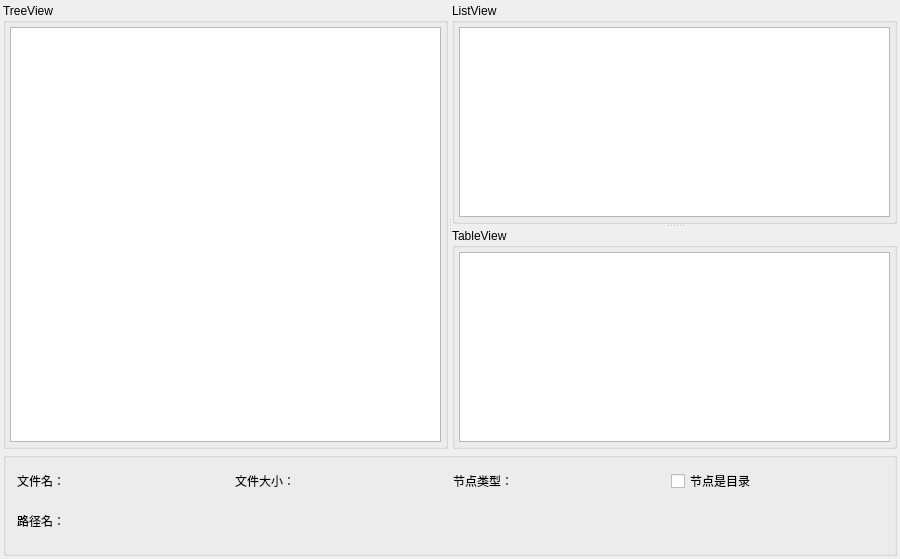
First picture: the form in chap05ModelView/samp5_1FileSys/mainwindow.ui, repository haojoy/QT5.9-SampleSourceCode, before the edit.
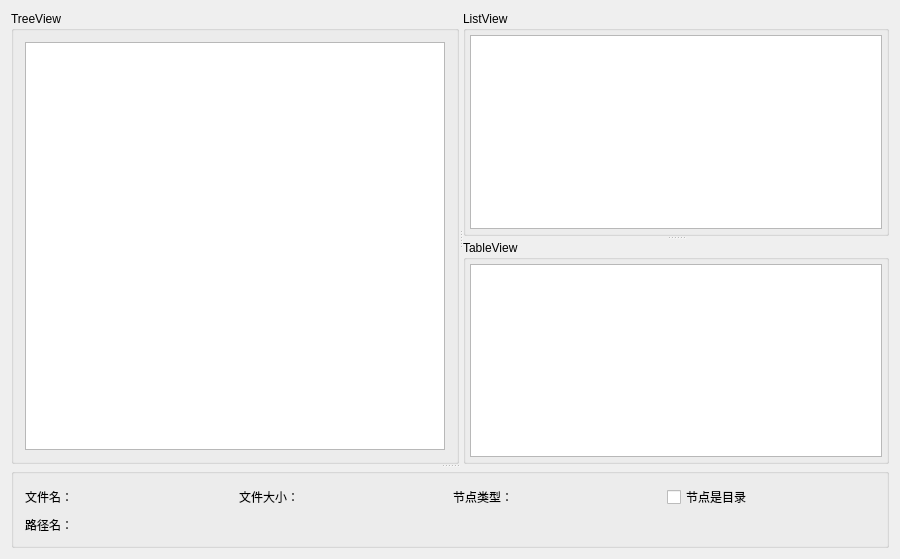
Second picture: the form after the edit.

Commit message: setSectionResizeMode & add splitter

Patch:
```diff
--- a/chap05ModelView/samp5_1FileSys/mainwindow.ui
+++ b/chap05ModelView/samp5_1FileSys/mainwindow.ui
@@ -14,24 +14,16 @@
    <string>文件系统Model/View</string>
   </property>
   <widget class="QWidget" name="centralWidget">
-   <layout class="QVBoxLayout" name="verticalLayout_5">
-    <property name="spacing">
-     <number>3</number>
-    </property>
-    <property name="leftMargin">
-     <number>3</number>
-    </property>
-    <property name="topMargin">
-     <number>3</number>
-    </property>
-    <property name="rightMargin">
-     <number>3</number>
-    </property>
-    <property name="bottomMargin">
-     <number>3</number>
-    </property>
-    <item>
-     <widget class="QSplitter" name="splitterMain">
+   <layout class="QGridLayout" name="gridLayout_3">
+    <item row="0" column="0">
+     <widget class="QSplitter" name="splitter_3">
+      <property name="orientation">
+       <enum>Qt::Vertical</enum>
+      </property>
+      <property name="childrenCollapsible">
+       <bool>true</bool>
+      </property>
+      <widget class="QSplitter" name="splitter_2">
       <property name="orientation">
        <enum>Qt::Horizontal</enum>
       </property>
@@ -39,23 +31,8 @@
        <property name="title">
         <string>TreeView</string>
        </property>
-       <layout class="QVBoxLayout" name="verticalLayout_3">
-        <property name="spacing">
-         <number>4</number>
-        </property>
-        <property name="leftMargin">
-         <number>4</number>
-        </property>
-        <property name="topMargin">
-         <number>4</number>
-        </property>
-        <property name="rightMargin">
-         <number>4</number>
-        </property>
-        <property name="bottomMargin">
-         <number>4</number>
-        </property>
-        <item>
+        <layout class="QGridLayout" name="gridLayout">
+         <item row="0" column="0">
          <widget class="QTreeView" name="treeView"/>
         </item>
        </layout>
@@ -116,14 +93,12 @@
        </widget>
       </widget>
      </widget>
-    </item>
-    <item>
      <widget class="QGroupBox" name="groupBox_4">
       <property name="title">
        <string/>
       </property>
-      <layout class="QVBoxLayout" name="verticalLayout_4">
-       <item>
+       <layout class="QGridLayout" name="gridLayout_2">
+        <item row="0" column="0">
         <layout class="QHBoxLayout" name="horizontalLayout">
          <item>
           <widget class="QLabel" name="LabFileName">
@@ -155,7 +130,7 @@
          </item>
         </layout>
        </item>
-       <item>
+        <item row="1" column="0">
         <widget class="QLabel" name="LabPath">
          <property name="text">
           <string>路径名：</string>
@@ -164,6 +139,7 @@
        </item>
       </layout>
      </widget>
+     </widget>
     </item>
    </layout>
   </widget>
```
Left out of the diff: 2 changed lines with no effect on the pictures. Lines whose indentation alone changed are shown as unchanged. The commit also changes 1 other file.
